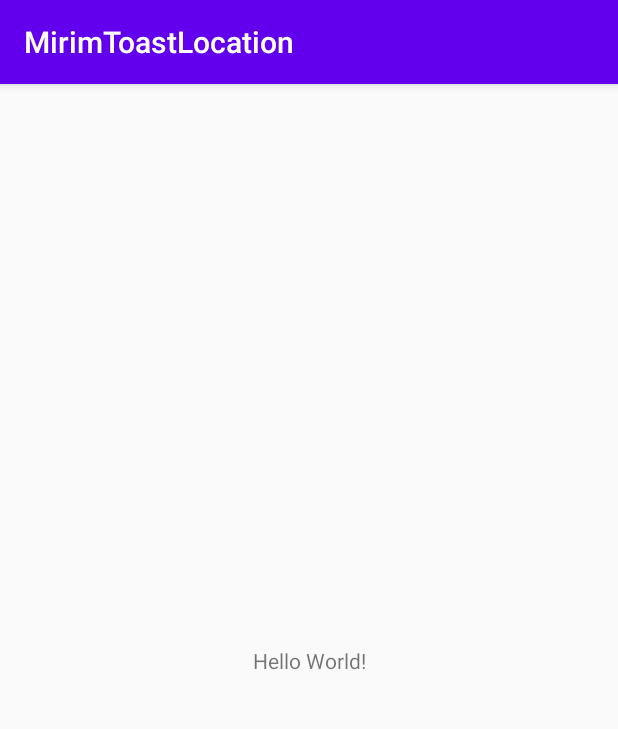
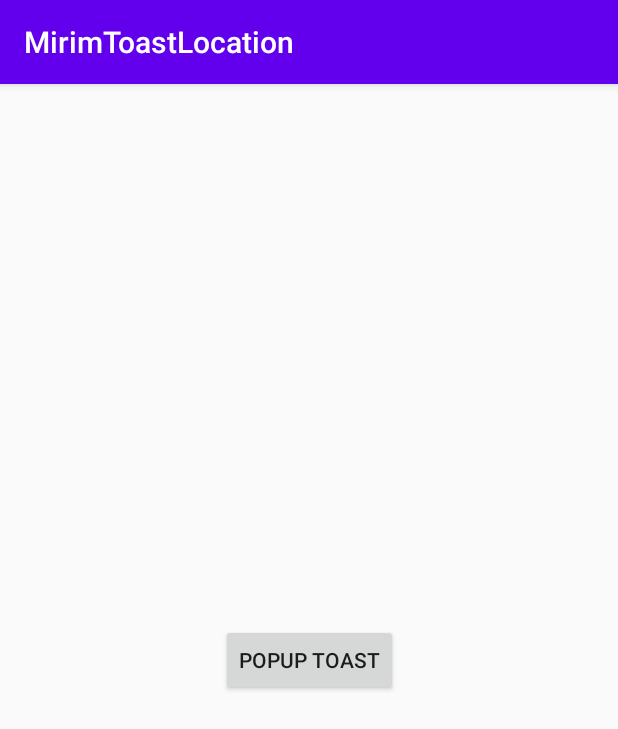
Before and after one commit to dayeon-choi/MirimToastLocation, an Android app: the screen it shows after launch (MainActivity), on a phone screen of 412 x 824 dp. Shown: the top 729 px of the screen. Run offline under Robolectric (Android 15) with nearby library versions, the phone set to English and light mode, and no system bars.

Commit message:
dayeon's commit - 토스트 왼쪽 위 정렬

```diff
--- a/app/src/main/java/kr/hs/emirim/s2019w18/mirimtoastlocation/MainActivity.java
+++ b/app/src/main/java/kr/hs/emirim/s2019w18/mirimtoastlocation/MainActivity.java
@@ -3,6 +3,13 @@ package kr.hs.emirim.s2019w18.mirimtoastlocation;
 import androidx.appcompat.app.AppCompatActivity;
 
 import android.os.Bundle;
+import android.view.Display;
+import android.view.Gravity;
+import android.view.View;
+import android.view.Window;
+import android.view.WindowManager;
+import android.widget.Button;
+import android.widget.Toast;
 
 public class MainActivity extends AppCompatActivity {
 
@@ -10,5 +17,19 @@ public class MainActivity extends AppCompatActivity {
     protected void onCreate(Bundle savedInstanceState) {
         super.onCreate(savedInstanceState);
         setContentView(R.layout.activity_main);
+        Button btn=findViewById(R.id.btn);
+        btn.setOnClickListener(btnListener);
     }
+
+    View.OnClickListener btnListener=new View.OnClickListener(){
+        @Override
+        public void onClick(View view) {
+            Toast toast= Toast.makeText(getApplicationContext(),"토스트 연습",Toast.LENGTH_SHORT);
+            Display display=((WindowManager)getSystemService(WINDOW_SERVICE)).getDefaultDisplay();
+            int xOffset=(int)Math.random()*display.getWidth();
+            int yOffset=(int)Math.random()*display.getHeight();
+            toast.setGravity(Gravity.TOP|Gravity.LEFT,xOffset,yOffset);
+            toast.show();
+        }
+    };
 }
--- a/app/src/main/res/layout/activity_main.xml
+++ b/app/src/main/res/layout/activity_main.xml
@@ -1,18 +1,21 @@
 <?xml version="1.0" encoding="utf-8"?>
-<androidx.constraintlayout.widget.ConstraintLayout xmlns:android="http://schemas.android.com/apk/res/android"
+<androidx.constraintlayout.widget.ConstraintLayout
+    xmlns:android="http://schemas.android.com/apk/res/android"
     xmlns:app="http://schemas.android.com/apk/res-auto"
     xmlns:tools="http://schemas.android.com/tools"
     android:layout_width="match_parent"
     android:layout_height="match_parent"
     tools:context=".MainActivity">
 
-    <TextView
+    <Button
+        android:id="@+id/btn"
         android:layout_width="wrap_content"
         android:layout_height="wrap_content"
-        android:text="Hello World!"
+        android:text="Popup Toast"
         app:layout_constraintBottom_toBottomOf="parent"
         app:layout_constraintLeft_toLeftOf="parent"
         app:layout_constraintRight_toRightOf="parent"
         app:layout_constraintTop_toTopOf="parent" />
 
+
 </androidx.constraintlayout.widget.ConstraintLayout>
```
